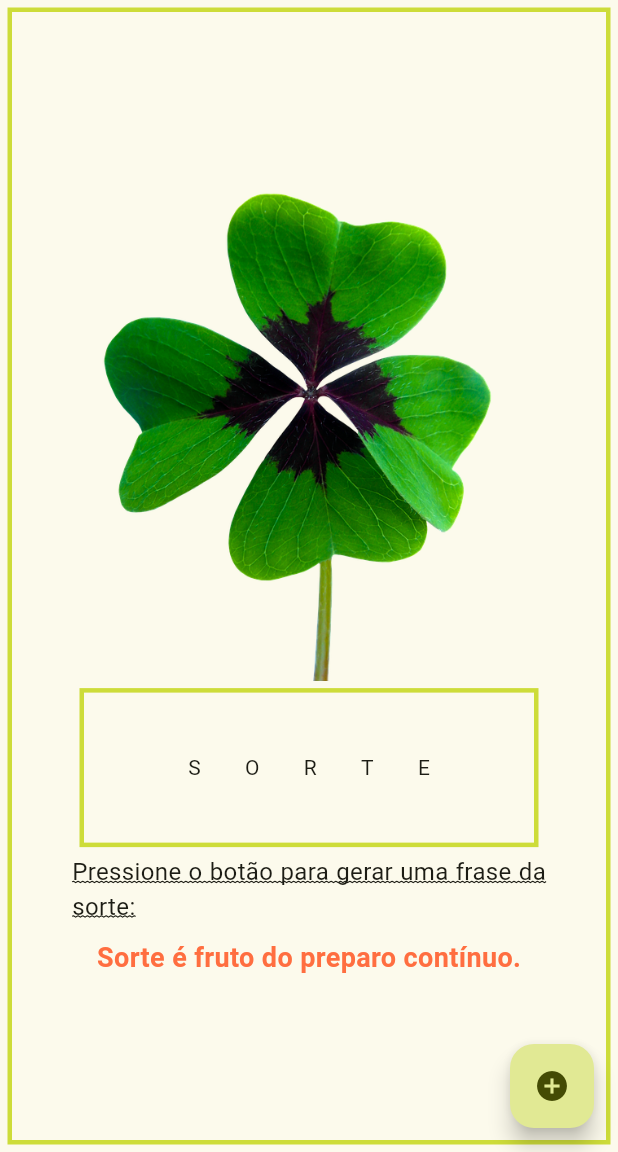
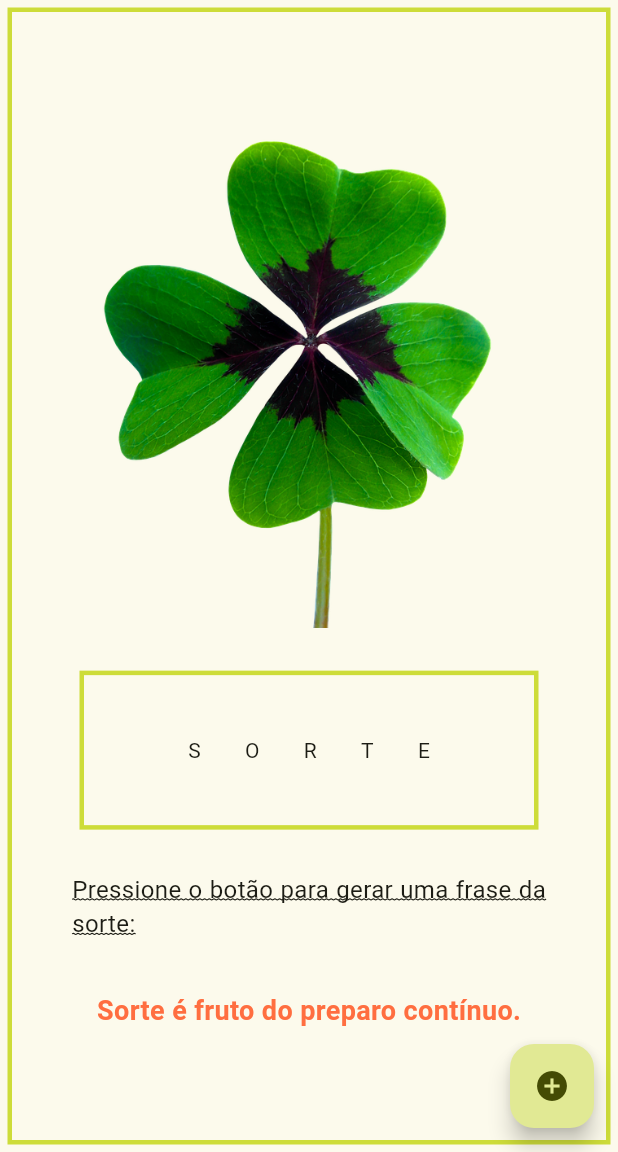
Before and after one commit to LeticiaBHB/frasesdasorteflutter, a Flutter app: the screen it shows after launch, after a tap on the "add circle" icon, on a phone screen of 412 x 824 dp, the part 84-1236 px from its top. Run offline on Flutter 3.47's test engine with Material 2 defaults, Android fonts, the phone set to English and light mode, and no system bars.

Commit message:
Update main.dart

```diff
--- a/lib/main.dart
+++ b/lib/main.dart
@@ -54,7 +54,7 @@ class _MyHomePageState extends State<MyHomePage> {
 
   void _incrementCounter() {
     setState(() {
-      _numeroAleatorio = new Random().nextInt(60);
+      _numeroAleatorio = new Random().nextInt(_Frases.length);
     });
   }
 
@@ -66,13 +66,15 @@ class _MyHomePageState extends State<MyHomePage> {
         title: Text(widget.title),
       ),
       body: Container(
+        width: double.infinity,
         padding: EdgeInsets.all(40),
         margin: EdgeInsets.all(5),
         decoration: BoxDecoration(
           border: Border.all(width:3, color: Colors.lime)
         ),
         child: Column(
-          mainAxisAlignment: MainAxisAlignment.center,
+          crossAxisAlignment: CrossAxisAlignment.center,
+          mainAxisAlignment: MainAxisAlignment.spaceEvenly,
           children: <Widget>[
             Container(
               child: Image.asset(
@@ -96,7 +98,7 @@ class _MyHomePageState extends State<MyHomePage> {
                 ],
               ),
             ),
-            const Text(
+           const Text(
               'Pressione o botão para gerar uma frase da sorte:', style: TextStyle(fontSize: 16, wordSpacing: 0.5, decoration: TextDecoration.underline, decorationStyle: TextDecorationStyle.wavy) ,
             ),
             Padding(padding: EdgeInsets.all(10),
```
